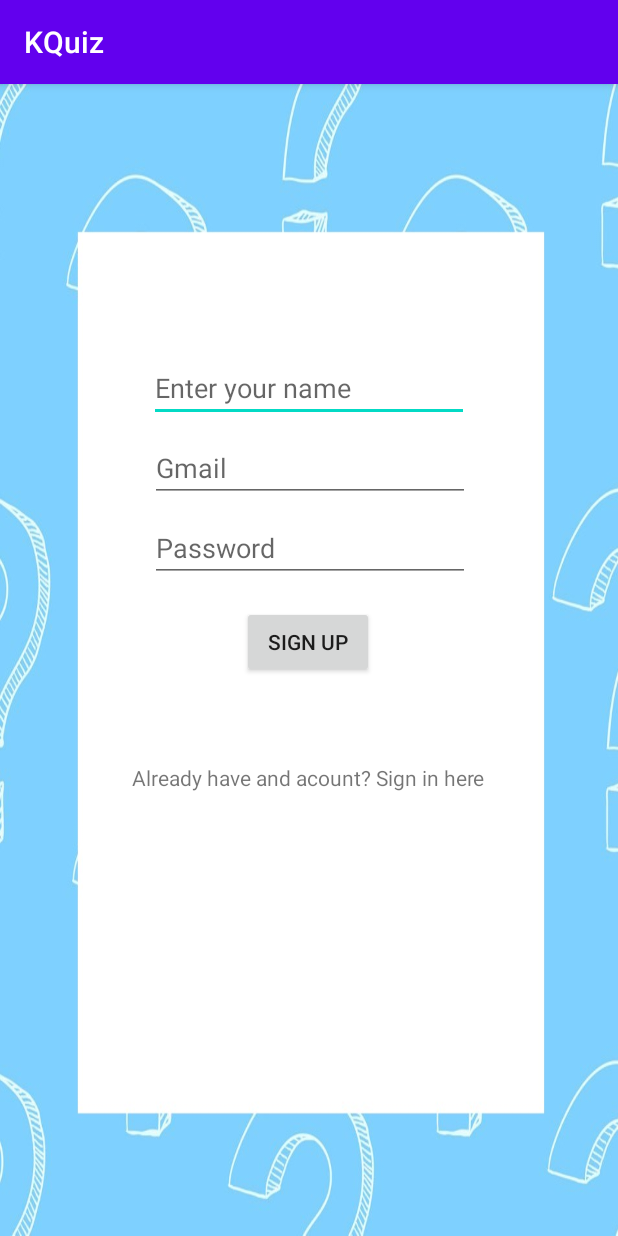
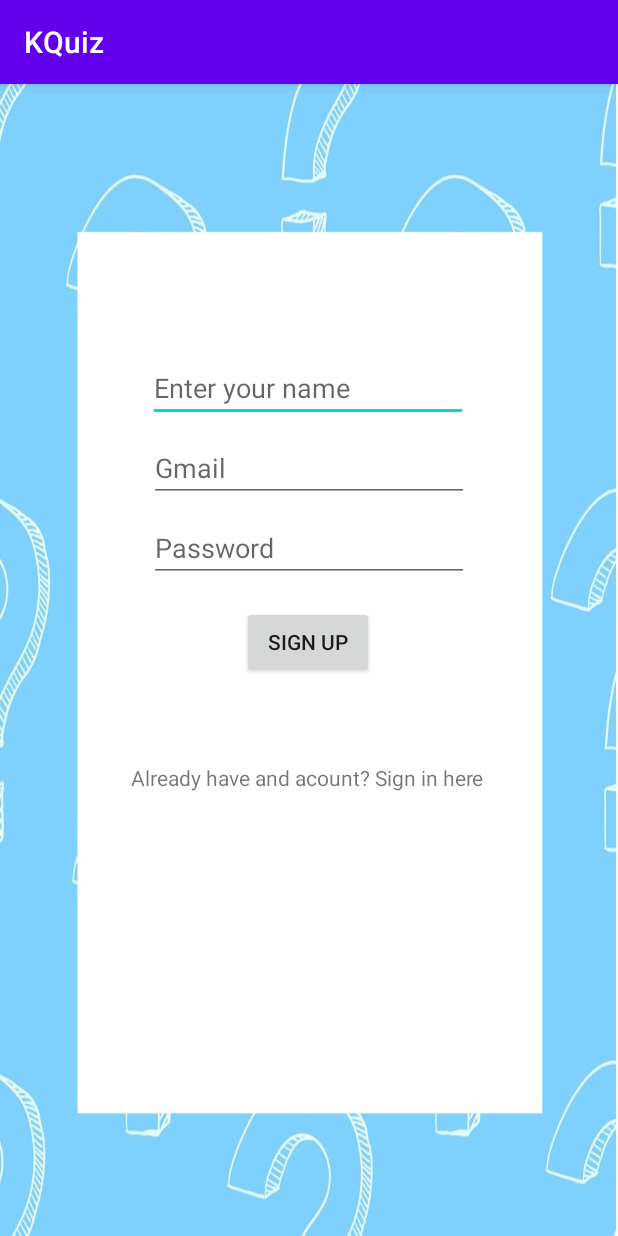
Before and after one commit to ketki117/KQuiz-app, an Android app: the screen it shows after launch (MainActivity), on a phone screen of 412 x 824 dp. Run offline under Robolectric (Android 15) with nearby library versions, the phone set to English and light mode, and no system bars; our stand-ins replace Firebase (no records; nobody signed in at launch, a user with empty details on screens opened directly).

Commit message:
changed layouts

```diff
--- a/app/src/main/res/layout/activity_enter_test.xml
+++ b/app/src/main/res/layout/activity_enter_test.xml
@@ -3,8 +3,8 @@
 <RelativeLayout xmlns:android="http://schemas.android.com/apk/res/android"
     xmlns:app="http://schemas.android.com/apk/res-auto"
     xmlns:tools="http://schemas.android.com/tools"
-    android:layout_width="match_parent"
-    android:layout_height="match_parent"
+    android:layout_width="wrap_content"
+    android:layout_height="wrap_content"
     android:background="@drawable/questionmark2"
     android:outlineSpotShadowColor="@color/Black"
     tools:context=".MainActivity">
--- a/app/src/main/res/layout/activity_login.xml
+++ b/app/src/main/res/layout/activity_login.xml
@@ -2,7 +2,7 @@
 <androidx.constraintlayout.widget.ConstraintLayout xmlns:android="http://schemas.android.com/apk/res/android"
     xmlns:app="http://schemas.android.com/apk/res-auto"
     xmlns:tools="http://schemas.android.com/tools"
-    android:layout_width="match_parent"
+    android:layout_width="wrap_content"
     android:layout_height="match_parent"
     android:background="@drawable/questionmark3"
     tools:context=".Login">
--- a/app/src/main/res/layout/activity_main.xml
+++ b/app/src/main/res/layout/activity_main.xml
@@ -2,7 +2,7 @@
 <androidx.constraintlayout.widget.ConstraintLayout xmlns:android="http://schemas.android.com/apk/res/android"
     xmlns:app="http://schemas.android.com/apk/res-auto"
     xmlns:tools="http://schemas.android.com/tools"
-    android:layout_width="match_parent"
+    android:layout_width="wrap_content"
     android:layout_height="match_parent"
     android:background="@drawable/questionmark3"
     tools:context=".MainActivity">
```
